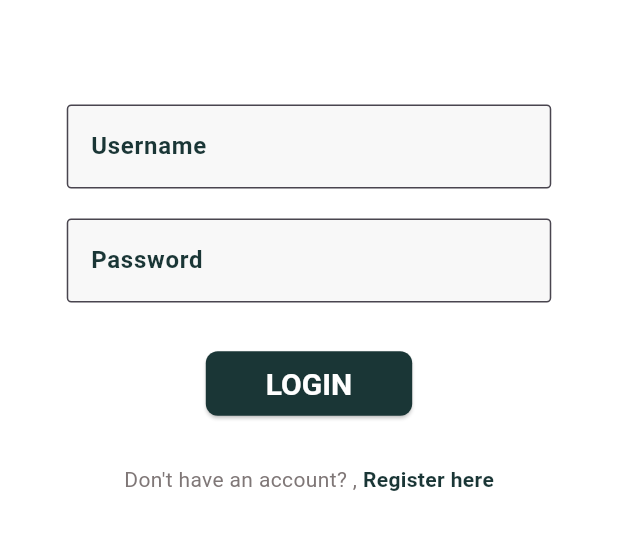
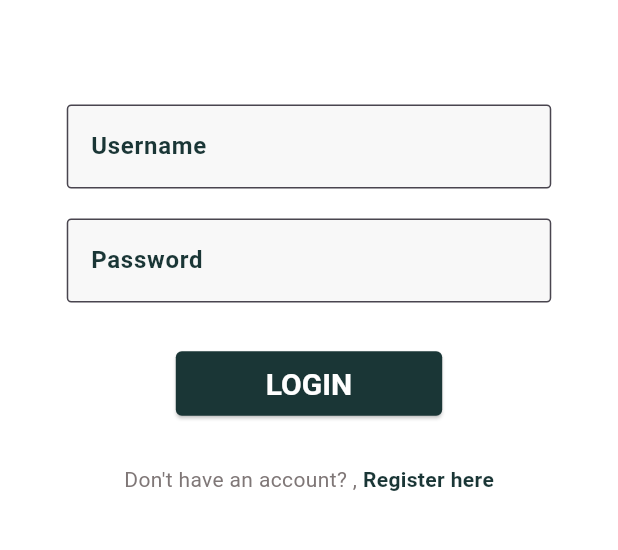
Before and after one commit to Paxius025/WhereBus_app, a Flutter app: the screen it shows after launch, on a phone screen of 412 x 824 dp, the part 425-975 px from its top. Run offline on Flutter 3.47's test engine with Material 3 defaults, Android fonts, the phone set to English and light mode, and no system bars; drawn by our look-alikes of stroke_text; our stand-ins replace flutter_map, geolocator, latlong2.

Commit message:
edit login button

```diff
--- a/lib/screens/login_screen.dart
+++ b/lib/screens/login_screen.dart
@@ -132,13 +132,13 @@ class _LoginScreenState extends State<LoginScreen> {
                                 backgroundColor: const Color(0xFF1A3636),
                                 foregroundColor: Colors.white,
                                 padding: const EdgeInsets.symmetric(
-                                    horizontal: 40, vertical: 10),
+                                    horizontal: 60, vertical: 10),
                                 textStyle: const TextStyle(
                                   fontSize: 20,
                                   fontWeight: FontWeight.bold,
                                 ),
                                 shape: RoundedRectangleBorder(
-                                  borderRadius: BorderRadius.circular(8),
+                                  borderRadius: BorderRadius.circular(4),
                                 ),
                               ),
                               child: const Text('LOGIN'),
```
